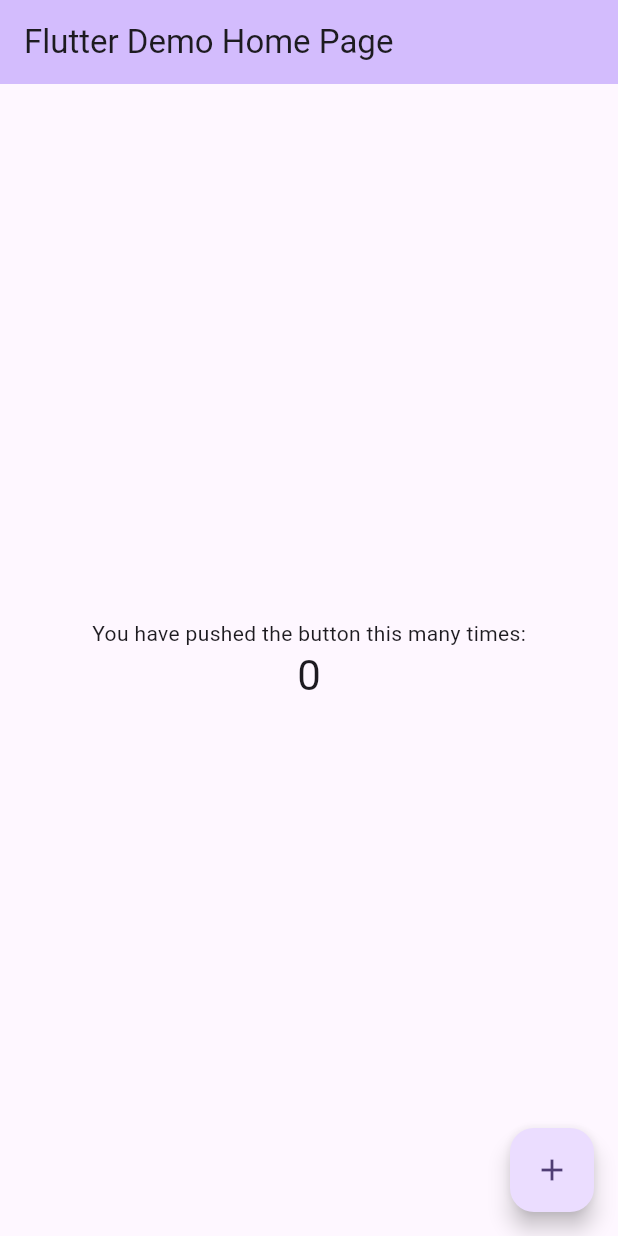
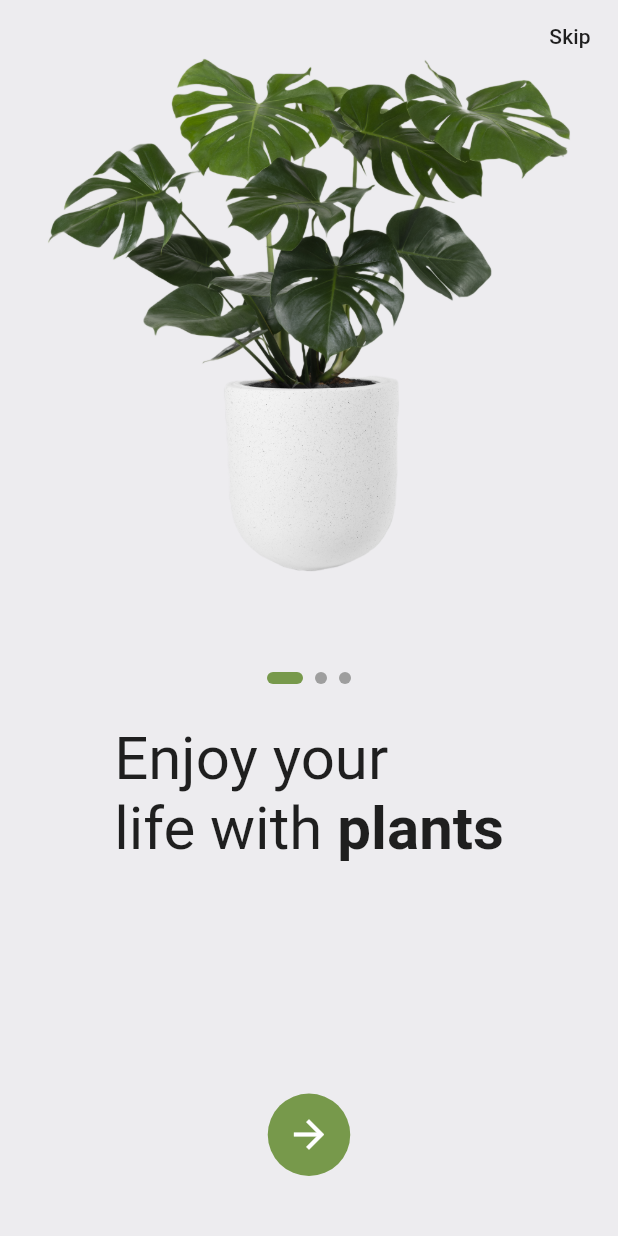
Before and after one commit to alph-Arat/UI-Challenge-Plants, a Flutter app: the screen it shows after launch, on a phone screen of 412 x 824 dp. Run offline on Flutter 3.47's test engine with Material 2 defaults, Android fonts, the light colour scheme and no system bars; drawn by our look-alikes of smooth_page_indicator; our stand-ins replace flutter_riverpod.

Commit message:
boarding screen done

```diff
--- /dev/null
+++ b/lib/constants/app_colors.dart
@@ -0,0 +1,9 @@
+import 'package:flutter/material.dart';
+
+class AppColors {
+  static const  green = Color(0xff77994B);
+  static const backgroundWhite = Color(0xffEDECEF);
+  static const white = Color(0xffFFFFFF);
+  static const darkGreen = Color(0xff67864A);
+  static const textColor = Color(0xFF1F1F1F);
+}
--- a/lib/main.dart
+++ b/lib/main.dart
@@ -1,125 +1,23 @@
 import 'package:flutter/material.dart';
+import 'package:flutter_riverpod/flutter_riverpod.dart';
+import 'package:ui_challenge_plants/onboarding_screen.dart';
 
 void main() {
-  runApp(const MyApp());
+  runApp(const ProviderScope(child: MyApp()));
 }
 
 class MyApp extends StatelessWidget {
   const MyApp({super.key});
 
-  // This widget is the root of your application.
   @override
   Widget build(BuildContext context) {
     return MaterialApp(
-      title: 'Flutter Demo',
+  debugShowCheckedModeBanner: false,
       theme: ThemeData(
-        // This is the theme of your application.
-        //
-        // TRY THIS: Try running your application with "flutter run". You'll see
-        // the application has a blue toolbar. Then, without quitting the app,
-        // try changing the seedColor in the colorScheme below to Colors.green
-        // and then invoke "hot reload" (save your changes or press the "hot
-        // reload" button in a Flutter-supported IDE, or press "r" if you used
-        // the command line to start the app).
-        //
-        // Notice that the counter didn't reset back to zero; the application
-        // state is not lost during the reload. To reset the state, use hot
-        // restart instead.
-        //
-        // This works for code too, not just values: Most code changes can be
-        // tested with just a hot reload.
-        colorScheme: ColorScheme.fromSeed(seedColor: Colors.deepPurple),
+        colorScheme: ColorScheme.fromSeed(seedColor: Colors.greenAccent),
         useMaterial3: true,
       ),
-      home: const MyHomePage(title: 'Flutter Demo Home Page'),
+      home: const OnBoardingScreen()
     );
   }
 }
-
-class MyHomePage extends StatefulWidget {
-  const MyHomePage({super.key, required this.title});
-
-  // This widget is the home page of your application. It is stateful, meaning
-  // that it has a State object (defined below) that contains fields that affect
-  // how it looks.
-
-  // This class is the configuration for the state. It holds the values (in this
-  // case the title) provided by the parent (in this case the App widget) and
-  // used by the build method of the State. Fields in a Widget subclass are
-  // always marked "final".
-
-  final String title;
-
-  @override
-  State<MyHomePage> createState() => _MyHomePageState();
-}
-
-class _MyHomePageState extends State<MyHomePage> {
-  int _counter = 0;
-
-  void _incrementCounter() {
-    setState(() {
-      // This call to setState tells the Flutter framework that something has
-      // changed in this State, which causes it to rerun the build method below
-      // so that the display can reflect the updated values. If we changed
-      // _counter without calling setState(), then the build method would not be
-      // called again, and so nothing would appear to happen.
-      _counter++;
-    });
-  }
-
-  @override
-  Widget build(BuildContext context) {
-    // This method is rerun every time setState is called, for instance as done
-    // by the _incrementCounter method above.
-    //
-    // The Flutter framework has been optimized to make rerunning build methods
-    // fast, so that you can just rebuild anything that needs updating rather
-    // than having to individually change instances of widgets.
-    return Scaffold(
-      appBar: AppBar(
-        // TRY THIS: Try changing the color here to a specific color (to
-        // Colors.amber, perhaps?) and trigger a hot reload to see the AppBar
-        // change color while the other colors stay the same.
-        backgroundColor: Theme.of(context).colorScheme.inversePrimary,
-        // Here we take the value from the MyHomePage object that was created by
-        // the App.build method, and use it to set our appbar title.
-        title: Text(widget.title),
-      ),
-      body: Center(
-        // Center is a layout widget. It takes a single child and positions it
-        // in the middle of the parent.
-        child: Column(
-          // Column is also a layout widget. It takes a list of children and
-          // arranges them vertically. By default, it sizes itself to fit its
-          // children horizontally, and tries to be as tall as its parent.
-          //
-          // Column has various properties to control how it sizes itself and
-          // how it positions its children. Here we use mainAxisAlignment to
-          // center the children vertically; the main axis here is the vertical
-          // axis because Columns are vertical (the cross axis would be
-          // horizontal).
-          //
-          // TRY THIS: Invoke "debug painting" (choose the "Toggle Debug Paint"
-          // action in the IDE, or press "p" in the console), to see the
-          // wireframe for each widget.
-          mainAxisAlignment: MainAxisAlignment.center,
-          children: <Widget>[
-            const Text(
-              'You have pushed the button this many times:',
-            ),
-            Text(
-              '$_counter',
-              style: Theme.of(context).textTheme.headlineMedium,
-            ),
-          ],
-        ),
-      ),
-      floatingActionButton: FloatingActionButton(
-        onPressed: _incrementCounter,
-        tooltip: 'Increment',
-        child: const Icon(Icons.add),
-      ), // This trailing comma makes auto-formatting nicer for build methods.
-    );
-  }
-}
--- /dev/null
+++ b/lib/onboarding_screen.dart
@@ -0,0 +1,107 @@
+import 'package:flutter/material.dart';
+import 'package:flutter_riverpod/flutter_riverpod.dart';
+import 'package:smooth_page_indicator/smooth_page_indicator.dart';
+import 'package:ui_challenge_plants/constants/app_colors.dart';
+import 'package:ui_challenge_plants/onboarding_screens/onboarding_screen1.dart';
+import 'package:ui_challenge_plants/onboarding_screens/onboarding_screen2.dart';
+import 'package:ui_challenge_plants/onboarding_screens/onboarding_screen3.dart';
+import 'package:ui_challenge_plants/provider/boarding_screen_provider.dart';
+
+class OnBoardingScreen extends ConsumerStatefulWidget {
+  const OnBoardingScreen({super.key});
+
+  @override
+  ConsumerState<ConsumerStatefulWidget> createState() =>
+      _OnBoardingScreenState();
+}
+
+class _OnBoardingScreenState extends ConsumerState<OnBoardingScreen> {
+  final PageController _controller = PageController();
+
+  @override
+  Widget build(BuildContext context) {
+    bool isLastPage = ref.watch(boardinScreenProvider);
+    return Scaffold(
+      backgroundColor: AppColors.backgroundWhite,
+      body: SafeArea(
+        child: Stack(
+          children: [
+            PageView(
+              controller: _controller,
+              onPageChanged: (index) {
+                if (index == 2) {
+                  ref.read(boardinScreenProvider.notifier).changeStatus(true);
+                } else {
+                  ref.read(boardinScreenProvider.notifier).changeStatus(false);
+                }
+              },
+              children: const [
+                OnBoardingScreenOne(),
+                OnBoardingScreenTwo(),
+                OnBoardingScreenThree()
+              ],
+            ),
+            Padding(
+              padding: EdgeInsets.only(top: 80),
+              child: Align(
+                alignment: Alignment.center,
+                child: SmoothPageIndicator(
+                  controller: _controller,
+                  count: 3,
+                   effect:  const ExpandingDotsEffect(
+      spacing:  8.0,
+      dotWidth:  8.0,
+      dotHeight:  8.0,
+      strokeWidth:  1.5,
+      dotColor:  Colors.grey,
+      activeDotColor:  AppColors.green
+   ),
+                ),
+              ),
+            ),
+            Align(
+              alignment: Alignment.bottomCenter,
+              child: InkWell(
+                onTap: () {
+                  _controller.nextPage(
+                      duration: const Duration(milliseconds: 300),
+                      curve: Curves.easeIn);
+                },
+                child: Container(
+                  height: 55,
+                  width: 55,
+                  margin: const EdgeInsets.only(bottom: 40),
+                  decoration: const BoxDecoration(
+                    shape: BoxShape.circle,
+                    color: AppColors.green,
+                  ),
+                  child: const Center(
+                    child: Icon(
+                      Icons.arrow_forward_outlined,
+                      color: AppColors.white,
+                      size: 30,
+                    ),
+                  ),
+                ),
+              ),
+            ),
+            isLastPage
+                ? const SizedBox()
+                : Align(
+                    alignment: Alignment.topRight,
+                    child: TextButton(
+                      onPressed: () {
+                        _controller.jumpToPage(2);
+                      },
+                      child: const Text(
+                        "Skip",
+                        style: TextStyle(color: AppColors.textColor),
+                      ),
+                    ),
+                  )
+          ],
+        ),
+      ),
+    );
+  }
+}
--- /dev/null
+++ b/lib/onboarding_screens/onboarding_screen1.dart
@@ -0,0 +1,35 @@
+import 'package:flutter/material.dart';
+import 'package:flutter_riverpod/flutter_riverpod.dart';
+import 'package:ui_challenge_plants/constants/app_colors.dart';
+
+class OnBoardingScreenOne extends ConsumerWidget {
+  const OnBoardingScreenOne({super.key});
+
+  @override
+  Widget build(BuildContext context, WidgetRef ref) {
+    return Column(
+      children: [
+        Image.asset("assets/images/plant3.png"),
+        const SizedBox(
+          height: 70,
+        ),
+        RichText(
+          text: const TextSpan(
+            text: 'Enjoy your \nlife with',
+            style: TextStyle(color: AppColors.textColor, fontSize: 40),
+            children: [
+              TextSpan(
+                text: ' plants',
+                style: TextStyle(
+                  color: AppColors.textColor,
+                  fontSize: 40,
+                  fontWeight: FontWeight.bold,
+                ),
+              )
+            ],
+          ),
+        )
+      ],
+    );
+  }
+}
--- /dev/null
+++ b/lib/provider/boarding_screen_provider.dart
@@ -0,0 +1,15 @@
+import 'package:flutter_riverpod/flutter_riverpod.dart';
+
+    final boardinScreenProvider = StateNotifierProvider<BoardingScreenNotifier,bool>((ref) {
+      return BoardingScreenNotifier();
+    });
+
+
+class BoardingScreenNotifier extends StateNotifier<bool> {
+  BoardingScreenNotifier(): super(false);
+
+  void changeStatus(bool status){
+    state = status;
+  }
+
+}
```
Also changed, not shown: lib/onboarding_screens/onboarding_screen2.dart (added, +44 -0 lines), lib/onboarding_screens/onboarding_screen3.dart (added, +25 -0 lines), pubspec.yaml (+7 -3 lines), assets/images/plant1.png (added), assets/images/plant3.png (added), assets/images/plant4.png (added), pubspec.lock, 1 other file.
